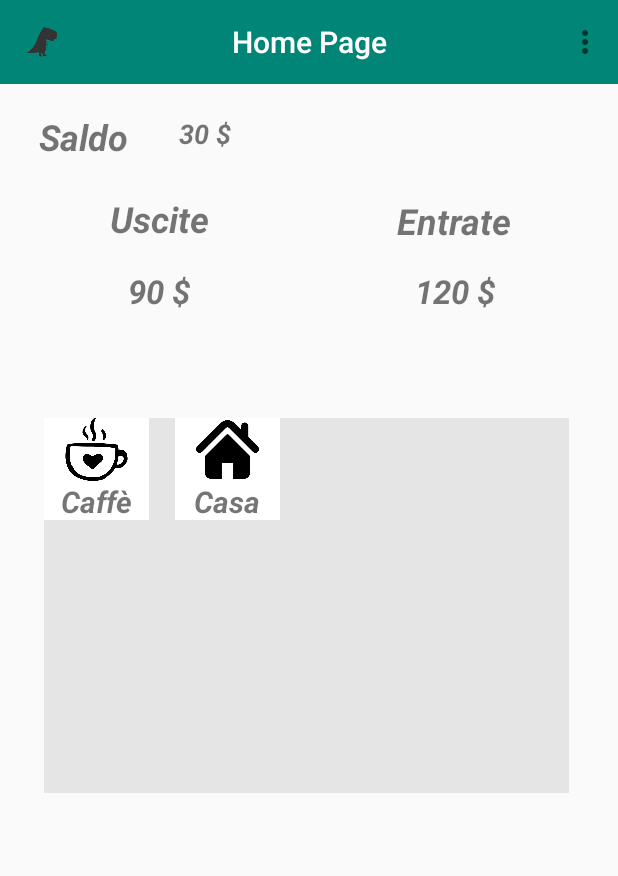
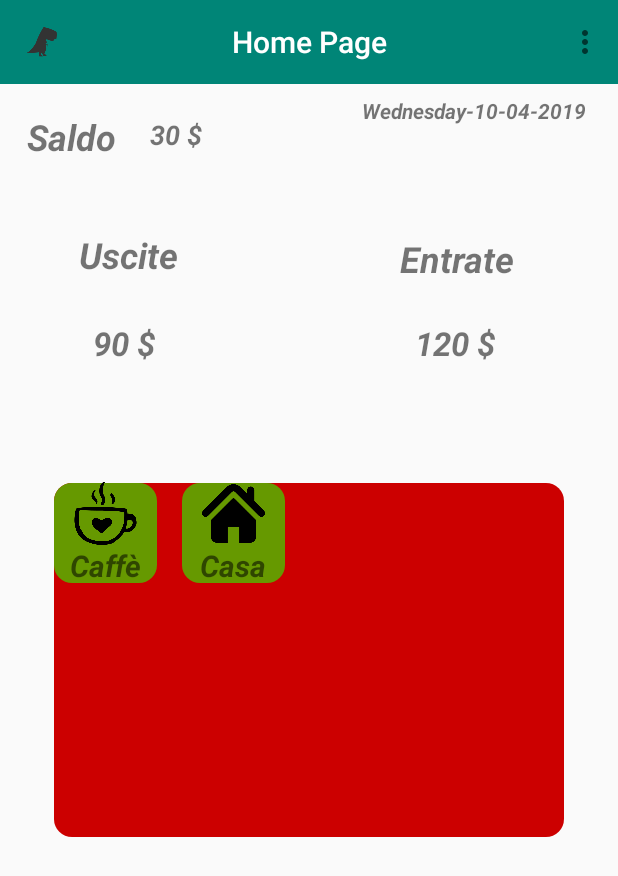
Before and after one commit to bigasp89/gestioneSpese, an Android app: the screen it shows after launch (MainActivity), on a phone screen of 412 x 824 dp. Shown: the top 876 px of the screen. Run offline under Robolectric (Android 15) with nearby library versions, the phone set to English and light mode, and no system bars.

Commit message:
3_Style_item_grid_view_and_style_gridView

```diff
--- a/app/src/main/java/com/example/gestionespese/MainActivity.java
+++ b/app/src/main/java/com/example/gestionespese/MainActivity.java
@@ -15,12 +15,17 @@ import android.widget.TextView;
 import com.example.gestionespeses.R;
 import android.widget.GridView;
 import android.widget.AdapterView;
+import android.widget.Toast;
+
+import java.text.SimpleDateFormat;
+import java.util.Calendar;
 
 public class MainActivity extends AppCompatActivity {
     GridView gridView;
     final String TAG = " Activity = Home page";
     String[] nomeCategoriaSpese = {"Caffè","Casa"};
     int[] iconeCategorieSpese = {R.drawable.coffe_cup,R.drawable.home_icon};
+    TextView tv_data;
 
     @Override
     protected void onCreate(Bundle savedInstanceState) {
@@ -37,7 +42,12 @@ public class MainActivity extends AppCompatActivity {
         ImageView logoToolBar = (ImageView) toolbar.findViewById(R.id.toolbar_t_rex_icon);
         //End gestione Toolbar//
 
-
+        //gestione Data
+        Calendar c = Calendar.getInstance();
+        SimpleDateFormat df = new SimpleDateFormat("EEEE-dd-MM-yyyy");
+        String formattedDate = df.format(c.getTime());
+        TextView date  = (TextView) findViewById(R.id.tv_data_title);
+        date.setText(formattedDate);
 
         //Gestione griglia categoria spese///
         //finding listview
@@ -51,7 +61,8 @@ public class MainActivity extends AppCompatActivity {
                 Intent intent = new Intent(getApplicationContext(),GridItemActivity.class);
                 intent.putExtra("name",nomeCategoriaSpese[i]);
                 intent.putExtra("image",iconeCategorieSpese[i]);
-                startActivity(intent);
+                Toast.makeText(getApplicationContext(),nomeCategoriaSpese[i],Toast.LENGTH_LONG).show();
+
             }
         });
     }
--- /dev/null
+++ b/app/src/main/res/drawable/gridview_item_style.xml
@@ -0,0 +1,8 @@
+<layer-list xmlns:android="http://schemas.android.com/apk/res/android">
+    <item android:bottom="1dp" android:left="1dp" android:right="1dp" android:top="1dp">
+        <shape android:shape="rectangle">
+            <solid android:color="@android:color/holo_green_dark"/>
+            <corners android:bottomRightRadius="12dp" android:bottomLeftRadius="12dp"    android:topLeftRadius="12dp" android:topRightRadius="12dp"/>
+        </shape>
+    </item>
+</layer-list>
--- /dev/null
+++ b/app/src/main/res/drawable/gridview_style.xml
@@ -0,0 +1,9 @@
+<layer-list xmlns:android="http://schemas.android.com/apk/res/android">
+    <item android:bottom="1dp" android:left="1dp" android:right="1dp" android:top="1dp">
+        <shape android:shape="rectangle">
+            <solid android:color="@android:color/holo_red_dark"/>
+            <corners android:bottomRightRadius="12dp" android:bottomLeftRadius="12dp"    android:topLeftRadius="12dp" android:topRightRadius="12dp"/>
+
+        </shape>
+    </item>
+</layer-list>
--- a/app/src/main/res/layout-v21/row_data.xml
+++ b/app/src/main/res/layout-v21/row_data.xml
@@ -7,7 +7,7 @@
         android:id="@+id/gridviewdata"
         android:layout_width="70dp"
         android:layout_height="68dp"
-        android:background="@android:color/background_light"
+        android:background="@drawable/gridview_item_style"
         android:orientation="vertical">
 
         <ImageView
--- a/app/src/main/res/layout/activity_grid_item.xml
+++ b/app/src/main/res/layout/activity_grid_item.xml
@@ -1,5 +1,6 @@
 <?xml version="1.0" encoding="utf-8"?>
-<RelativeLayout xmlns:android="http://schemas.android.com/apk/res/android"
+<android.support.constraint.ConstraintLayout
+    xmlns:android="http://schemas.android.com/apk/res/android"
     xmlns:app="http://schemas.android.com/apk/res-auto"
     xmlns:tools="http://schemas.android.com/tools"
     android:layout_width="match_parent"
@@ -11,10 +12,21 @@
         android:layout_width="wrap_content"
         android:layout_height="wrap_content"
         android:layout_centerHorizontal="true"
-        android:layout_marginTop="105dp"
+        android:layout_marginStart="164dp"
+        android:layout_marginLeft="164dp"
+        android:layout_marginTop="8dp"
+        android:layout_marginEnd="8dp"
+        android:layout_marginRight="8dp"
+        android:layout_marginBottom="8dp"
         android:text="Apple"
         android:textColor="#000"
-        android:textSize="30dp"/>
+        android:textSize="30dp"
+        app:layout_constraintBottom_toBottomOf="parent"
+        app:layout_constraintEnd_toEndOf="parent"
+        app:layout_constraintHorizontal_bias="0.5"
+        app:layout_constraintStart_toStartOf="parent"
+        app:layout_constraintTop_toTopOf="parent"
+        app:layout_constraintVertical_bias="0.121" />
 
     <ImageView
         android:id="@+id/imageView"
@@ -22,7 +34,18 @@
         android:layout_height="150dp"
         android:layout_below="@+id/griddata"
         android:layout_centerHorizontal="true"
-        android:layout_marginTop="27dp"
-        android:src="@drawable/coffe_cup" />
+        android:layout_marginStart="8dp"
+        android:layout_marginLeft="8dp"
+        android:layout_marginTop="8dp"
+        android:layout_marginEnd="8dp"
+        android:layout_marginRight="8dp"
+        android:layout_marginBottom="8dp"
+        android:src="@drawable/coffe_cup"
+        app:layout_constraintBottom_toBottomOf="parent"
+        app:layout_constraintEnd_toEndOf="parent"
+        app:layout_constraintHorizontal_bias="0.497"
+        app:layout_constraintStart_toStartOf="parent"
+        app:layout_constraintTop_toTopOf="parent"
+        app:layout_constraintVertical_bias="0.244" />
 
-</RelativeLayout>
+</android.support.constraint.ConstraintLayout>
--- a/app/src/main/res/layout/activity_main.xml
+++ b/app/src/main/res/layout/activity_main.xml
@@ -33,15 +33,15 @@
             android:textStyle="bold|italic"
             app:layout_constraintBottom_toBottomOf="parent"
             app:layout_constraintEnd_toEndOf="parent"
-            app:layout_constraintHorizontal_bias="0.053"
+            app:layout_constraintHorizontal_bias="0.029"
             app:layout_constraintStart_toStartOf="parent"
             app:layout_constraintTop_toTopOf="parent"
             app:layout_constraintVertical_bias="0.026" />
 
         <TextView
             android:id="@+id/tv_saldo_value"
-            android:layout_width="wrap_content"
-            android:layout_height="wrap_content"
+            android:layout_width="47dp"
+            android:layout_height="30dp"
             android:layout_marginStart="8dp"
             android:layout_marginLeft="8dp"
             android:layout_marginTop="8dp"
@@ -54,10 +54,10 @@
             android:textStyle="bold|italic"
             app:layout_constraintBottom_toBottomOf="parent"
             app:layout_constraintEnd_toEndOf="parent"
-            app:layout_constraintHorizontal_bias="0.094"
+            app:layout_constraintHorizontal_bias="0.033"
             app:layout_constraintStart_toEndOf="@+id/tv_saldo_title"
             app:layout_constraintTop_toTopOf="parent"
-            app:layout_constraintVertical_bias="0.017" />
+            app:layout_constraintVertical_bias="0.015" />
 
         <TextView
             android:id="@+id/tv_uscite_string"
@@ -75,10 +75,10 @@
             android:textStyle="bold|italic"
             app:layout_constraintBottom_toBottomOf="parent"
             app:layout_constraintEnd_toEndOf="parent"
-            app:layout_constraintHorizontal_bias="0.197"
+            app:layout_constraintHorizontal_bias="0.136"
             app:layout_constraintStart_toStartOf="parent"
             app:layout_constraintTop_toTopOf="parent"
-            app:layout_constraintVertical_bias="0.091" />
+            app:layout_constraintVertical_bias="0.124" />
 
         <TextView
             android:id="@+id/tv_entrate_title"
@@ -96,10 +96,10 @@
             android:textStyle="bold|italic"
             app:layout_constraintBottom_toBottomOf="parent"
             app:layout_constraintEnd_toEndOf="parent"
-            app:layout_constraintHorizontal_bias="0.803"
+            app:layout_constraintHorizontal_bias="0.809"
             app:layout_constraintStart_toStartOf="parent"
             app:layout_constraintTop_toTopOf="parent"
-            app:layout_constraintVertical_bias="0.109" />
+            app:layout_constraintVertical_bias="0.15" />
 
         <TextView
             android:id="@+id/tv_uscite_value"
@@ -116,10 +116,10 @@
             android:textStyle="bold|italic"
             app:layout_constraintBottom_toBottomOf="parent"
             app:layout_constraintEnd_toEndOf="parent"
-            app:layout_constraintHorizontal_bias="0.218"
+            app:layout_constraintHorizontal_bias="0.152"
             app:layout_constraintStart_toStartOf="parent"
             app:layout_constraintTop_toTopOf="parent"
-            app:layout_constraintVertical_bias="0.16" />
+            app:layout_constraintVertical_bias="0.208" />
 
         <TextView
             android:id="@+id/tv_entrate_value"
@@ -139,30 +139,51 @@
             app:layout_constraintHorizontal_bias="0.785"
             app:layout_constraintStart_toStartOf="parent"
             app:layout_constraintTop_toTopOf="parent"
-            app:layout_constraintVertical_bias="0.16" />
+            app:layout_constraintVertical_bias="0.208" />
 
+
+        <TextView
+            android:id="@+id/tv_data_title"
+            android:layout_width="wrap_content"
+            android:layout_height="wrap_content"
+            android:layout_marginStart="8dp"
+            android:layout_marginLeft="8dp"
+            android:layout_marginTop="8dp"
+            android:layout_marginEnd="8dp"
+            android:layout_marginRight="8dp"
+            android:layout_marginBottom="96dp"
+            android:gravity="center"
+            android:text="Data"
+            android:textSize="14sp"
+            android:textStyle="bold|italic"
+            app:layout_constraintBottom_toBottomOf="parent"
+            app:layout_constraintEnd_toEndOf="parent"
+            app:layout_constraintHorizontal_bias="0.944"
+            app:layout_constraintStart_toStartOf="parent"
+            app:layout_constraintTop_toTopOf="parent"
+            app:layout_constraintVertical_bias="0.0"
+            tools:text="@tools:sample/date/ddmmyy" />
 
         <GridView
             android:id="@+id/gridview"
-            android:layout_width="350dp"
-            android:layout_height="250dp"
+            android:layout_width="341dp"
+            android:layout_height="237dp"
             android:layout_marginStart="8dp"
             android:layout_marginLeft="8dp"
             android:layout_marginTop="8dp"
             android:layout_marginEnd="8dp"
             android:layout_marginRight="8dp"
             android:layout_marginBottom="8dp"
-            android:background="#e5e5e5"
+            android:background="@drawable/gridview_style"
             android:horizontalSpacing="0dp"
             android:numColumns="4"
             android:verticalSpacing="0dp"
             app:layout_constraintBottom_toBottomOf="parent"
             app:layout_constraintEnd_toEndOf="parent"
-            app:layout_constraintHorizontal_bias="0.47"
             app:layout_constraintStart_toStartOf="parent"
-            app:layout_constraintTop_toTopOf="parent"
-            app:layout_constraintVertical_bias="0.428">
+            app:layout_constraintTop_toTopOf="parent">
         </GridView>
+
     </android.support.constraint.ConstraintLayout>
     <!-- end Load the toolbar -->
 
--- a/app/src/main/res/layout/row_data.xml
+++ b/app/src/main/res/layout/row_data.xml
@@ -1,34 +1,69 @@
 <?xml version="1.0" encoding="utf-8"?>
-<LinearLayout xmlns:android="http://schemas.android.com/apk/res/android"
+<android.support.constraint.ConstraintLayout xmlns:android="http://schemas.android.com/apk/res/android"
+    xmlns:app="http://schemas.android.com/apk/res-auto"
     xmlns:tools="http://schemas.android.com/tools"
     android:layout_width="match_parent"
     android:layout_height="match_parent"
     android:orientation="vertical">
 
-    <LinearLayout
+    <android.support.constraint.ConstraintLayout
         android:id="@+id/gridviewdata"
-        android:layout_width="74dp"
-        android:layout_height="76dp"
-        android:background="@color/colorPrimary"
-        android:orientation="vertical">
+        android:layout_width="102dp"
+        android:layout_height="97dp"
+        android:layout_marginStart="8dp"
+        android:layout_marginLeft="8dp"
+        android:layout_marginTop="8dp"
+        android:layout_marginEnd="8dp"
+        android:layout_marginRight="8dp"
+        android:layout_marginBottom="8dp"
+        android:background="@android:color/transparent"
+        android:orientation="vertical"
+        app:layout_constraintBottom_toBottomOf="parent"
+        app:layout_constraintEnd_toEndOf="parent"
+        app:layout_constraintHorizontal_bias="0.156"
+        app:layout_constraintStart_toStartOf="parent"
+        app:layout_constraintTop_toTopOf="parent"
+        app:layout_constraintVertical_bias="0.059">
 
         <ImageView
             android:id="@+id/imagesCategoriaSpese"
-            android:layout_width="match_parent"
-            android:layout_height="42dp"
+            android:layout_width="45dp"
+            android:layout_height="40dp"
             android:layout_centerInParent="true"
             android:layout_centerHorizontal="true"
-            android:src="@drawable/coffe_cup" />
+            android:layout_marginStart="8dp"
+            android:layout_marginLeft="8dp"
+            android:layout_marginTop="8dp"
+            android:layout_marginEnd="8dp"
+            android:layout_marginRight="8dp"
+            android:layout_marginBottom="8dp"
+            android:src="@drawable/coffe_cup"
+            app:layout_constraintBottom_toBottomOf="parent"
+            app:layout_constraintEnd_toEndOf="parent"
+            app:layout_constraintHorizontal_bias="0.493"
+            app:layout_constraintStart_toStartOf="parent"
+            app:layout_constraintTop_toTopOf="parent"
+            app:layout_constraintVertical_bias="0.0" />
 
         <TextView
             android:id="@+id/nomeCategoriaSpese"
-            android:layout_width="match_parent"
-            android:layout_height="24dp"
+            android:layout_width="66dp"
+            android:layout_height="31dp"
             android:layout_alignParentBottom="true"
-            android:layout_marginBottom="33dp"
+            android:layout_marginStart="8dp"
+            android:layout_marginLeft="8dp"
+            android:layout_marginTop="8dp"
+            android:layout_marginEnd="8dp"
+            android:layout_marginRight="8dp"
+            android:layout_marginBottom="8dp"
             android:gravity="center"
-            android:text="Apple"
+            android:text="Caffè"
             android:textSize="20sp"
-            android:textStyle="normal|bold|italic" />
-    </LinearLayout>
-</LinearLayout>
+            android:textStyle="normal|bold|italic"
+            app:layout_constraintBottom_toBottomOf="parent"
+            app:layout_constraintEnd_toEndOf="parent"
+            app:layout_constraintStart_toStartOf="parent"
+            app:layout_constraintTop_toBottomOf="@+id/imagesCategoriaSpese"
+            app:layout_constraintVertical_bias="0.0" />
+    </android.support.constraint.ConstraintLayout>
+</android.support.constraint.ConstraintLayout>
```
